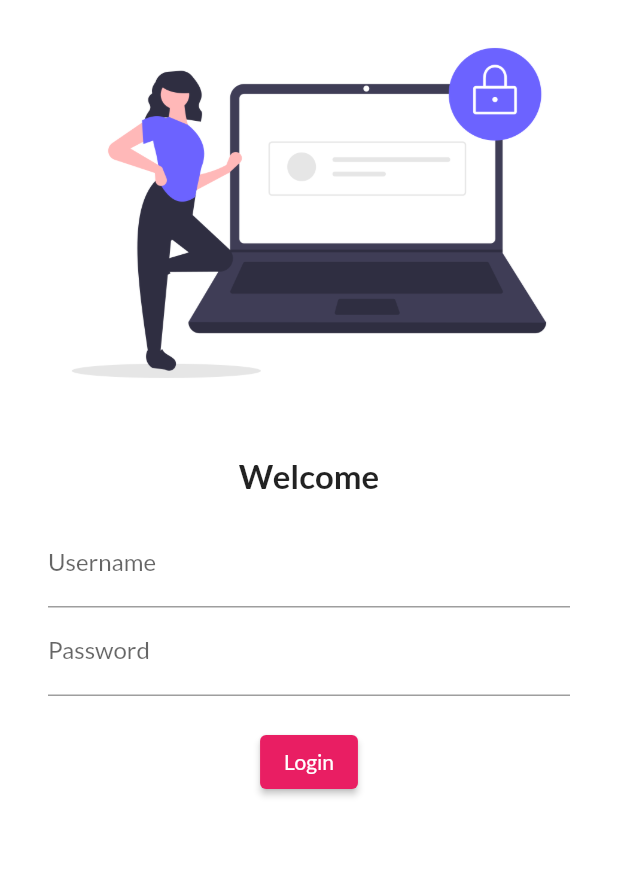
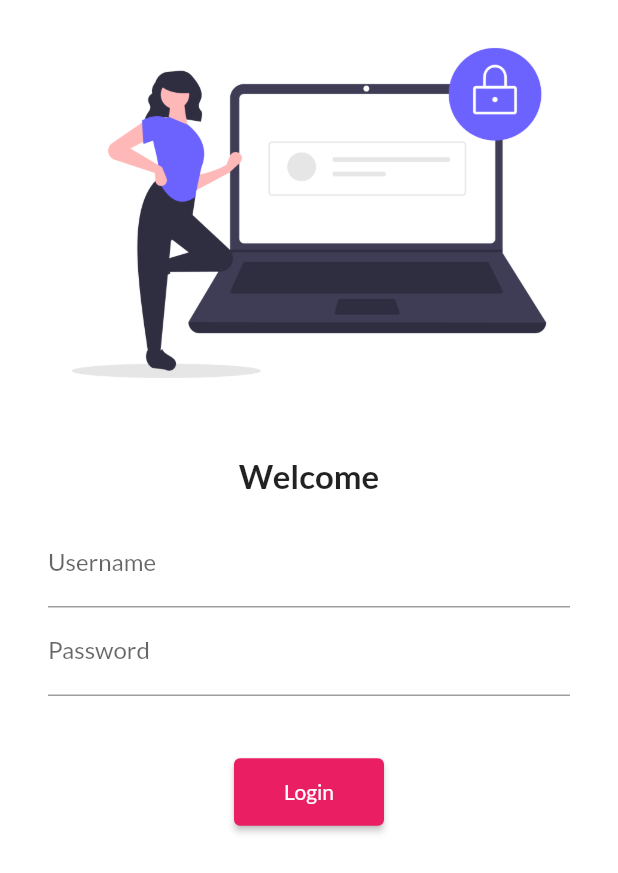
Before and after one commit to chiragprajapati1405/Flutter, a Flutter app: the screen it shows after launch, on a phone screen of 412 x 824 dp. Shown: the top 873 px of the screen. Run offline on Flutter 3.47's test engine with Material 2 defaults, Android fonts, the phone set to English and light mode, and no system bars; our stand-ins replace google_fonts.

Commit message:
Day5 completed

```diff
--- a/lib/Pages/Login_page.dart
+++ b/lib/Pages/Login_page.dart
@@ -1,6 +1,7 @@
 // ignore_for_file: file_names
 
 import 'package:flutter/material.dart';
+import 'package:flutter_application_1/utils/routes.dart';
 
 class LoginPage extends StatelessWidget {
   const LoginPage({Key? key}) : super(key: key);
@@ -9,6 +10,7 @@ class LoginPage extends StatelessWidget {
   Widget build(BuildContext context) {
     return Material(
       color: Colors.white,
+      child: SingleChildScrollView(
         child: Column(children: [
           Image.asset(
             "Assets/Images/Login_page.png",
@@ -22,7 +24,8 @@ class LoginPage extends StatelessWidget {
             style: TextStyle(fontSize: 22, fontWeight: FontWeight.bold),
           ),
           Padding(
-          padding: const EdgeInsets.symmetric(vertical: 16.0, horizontal: 32.0),
+            padding:
+                const EdgeInsets.symmetric(vertical: 16.0, horizontal: 32.0),
             child: Column(
               children: [
                 TextFormField(
@@ -39,19 +42,20 @@ class LoginPage extends StatelessWidget {
                   ),
                 ),
                 const SizedBox(
-                height: 20.0,
+                  height: 40.0,
                 ),
                 ElevatedButton(
                   child: const Text("Login"),
-                style: TextButton.styleFrom(),
+                  style: TextButton.styleFrom(minimumSize: Size(100, 45)),
                   onPressed: () {
-                  print("Hi Chirag");
+                    Navigator.pushNamed(context, MyRoutes.homeRoute);
                   },
                 )
               ],
             ),
           ),
         ]),
+      ),
     );
   }
 }
--- a/lib/main.dart
+++ b/lib/main.dart
@@ -1,5 +1,6 @@
 import 'package:flutter/material.dart';
 import 'package:flutter_application_1/Pages/Login_page.dart';
+import 'package:flutter_application_1/utils/routes.dart';
 import 'Pages/Home_page.dart';
 import 'package:google_fonts/google_fonts.dart';
 
@@ -22,8 +23,8 @@ class MyApp extends StatelessWidget {
       //initialRoute: "/home",
       routes: {
         "/": (context) => const LoginPage(),
-        "/home": (context) => const HomePage(),
-        "/login": (context) => const LoginPage()
+        MyRoutes.homeRoute: (context) => const HomePage(),
+        MyRoutes.loginRoute: (context) => const LoginPage()
       },
     );
   }
--- /dev/null
+++ b/lib/utils/routes.dart
@@ -0,0 +1,4 @@
+class MyRoutes {
+  static String loginRoute = "/login";
+  static String homeRoute = "/home";
+}
```
Lines whose indentation alone changed are shown as unchanged.
